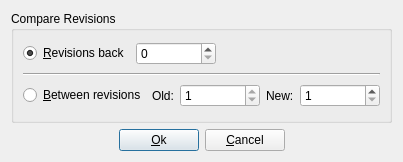
The window that src/frontends/qt4/ui/CompareHistoryUi.ui (cburschka/lyx) describes before a commit, drawn with Qt 5.
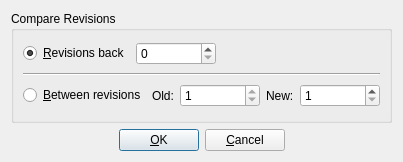
The same window after the commit.

Commit message: Standard button label

What changed in the file:
```diff
--- a/src/frontends/qt4/ui/CompareHistoryUi.ui
+++ b/src/frontends/qt4/ui/CompareHistoryUi.ui
@@ -180,7 +180,7 @@
         </sizepolicy>
        </property>
        <property name="text" >
-        <string>&amp;Ok</string>
+        <string>&amp;OK</string>
        </property>
        <property name="autoDefault" >
         <bool>false</bool>
```
